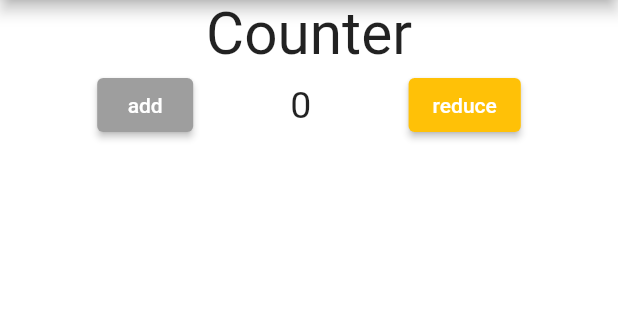
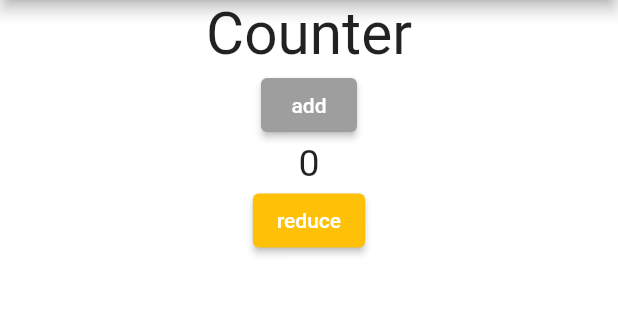
Before and after one commit to Darkmiike/blaundry, a Flutter app: the screen it shows after launch, on a phone screen of 412 x 824 dp, the part 84-404 px from its top. Run offline on Flutter 3.47's test engine with Material 2 defaults, Android fonts, the light colour scheme and no system bars.

Commit message:
second commit message

```diff
--- a/lib/laundry_data.dart
+++ b/lib/laundry_data.dart
@@ -22,7 +22,7 @@ class _AddCountState extends State<AddCount> {
   }
   @override
   Widget build(BuildContext context) {
-    return Row(
+    return Column(
       mainAxisAlignment: MainAxisAlignment.spaceEvenly,
       children:  [
          ElevatedButton(style: const ButtonStyle(backgroundColor: MaterialStatePropertyAll<Color>(Colors.grey)) ,onPressed: (){addCounter();}, child: const Text('add')),
```
